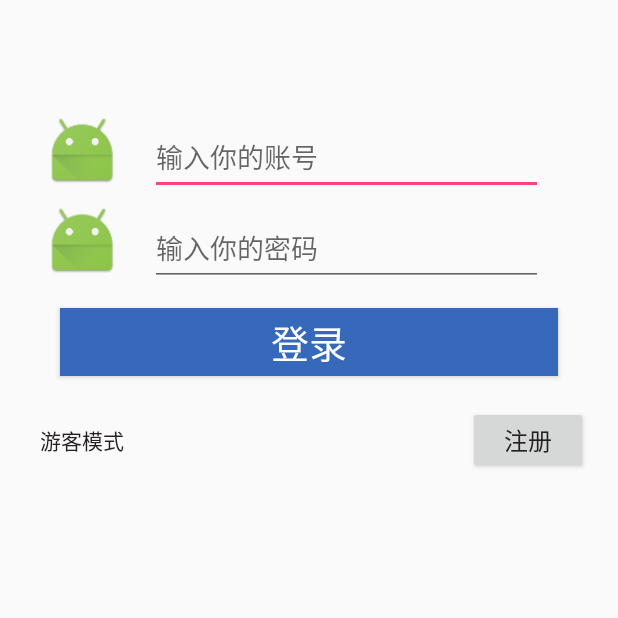
After one commit to jiahairan123/ColorfulChoice, an Android app: the LogInActivity screen opened directly, with no data from a screen before it, on a phone screen of 412 x 824 dp, the top half of it. The commit adds this screen. Run offline under Robolectric (Android 15) with nearby library versions, the light colour scheme and no system bars; our stand-ins replace CircleImageView; pictures from the network do not load.

Commit message:
注册登录界面 布局铺完了 等数据库写完了 再实现具体功能

```diff
--- a/app/src/main/AndroidManifest.xml
+++ b/app/src/main/AndroidManifest.xml
@@ -44,6 +44,8 @@
         <activity android:name=".designer.detail.DesignerDetailsActivity"/>
         <activity android:name=".goodthing.activity.GoodDailyActivity"/>
         <activity android:name=".goodthing.activity.NormalTwoActivity"/>
+        <activity android:name=".me.logandregister.LogInActivity"/>
+        <activity android:name=".me.logandregister.RegisterActivity"/>
 
     </application>
 
--- /dev/null
+++ b/app/src/main/java/com/example/dllo/colorfulchoice/me/logandregister/LogInActivity.java
@@ -0,0 +1,107 @@
+package com.example.dllo.colorfulchoice.me.logandregister;
+
+import android.content.Intent;
+import android.view.View;
+import android.widget.Button;
+import android.widget.EditText;
+import android.widget.Toast;
+import com.example.dllo.colorfulchoice.R;
+import com.example.dllo.colorfulchoice.activity.MainActivity;
+import com.example.dllo.colorfulchoice.base.BaseAty;
+
+/**
+ * Coder: JiaHaiRan
+ * created on 16/9/23 16:23
+ */
+
+public class LogInActivity extends BaseAty{
+
+    private Button logInBtn, guestBtn, registerBtn;
+    private EditText countEt, passwordEt;
+
+    @Override
+    protected int setLayout() {
+        return R.layout.activity_log_in;
+    }
+
+    @Override
+    protected void initView() {
+
+        logInBtn = bindView(R.id.log_in_login_btn);
+        guestBtn = bindView(R.id.log_in_guest_btn);
+        registerBtn = bindView(R.id.log_in_register_btn);
+        countEt = bindView(R.id.log_in_count_et);
+        passwordEt = bindView(R.id.log_in_password_et);
+        logInBtn.setOnClickListener(this);
+        guestBtn.setOnClickListener(this);
+        registerBtn.setOnClickListener(this);
+
+    }
+
+    @Override
+    protected void initData() {
+
+    }
+
+
+    @Override
+    public void onClick(View v) {
+
+        switch (v.getId()) {
+            case R.id.log_in_login_btn :
+
+                if (countEt.length() == 0) {
+                    Toast.makeText(this, "请您输入账号", Toast.LENGTH_SHORT).show();
+                } else if (passwordEt.length() == 0){
+                    Toast.makeText(this, "请您输入密码", Toast.LENGTH_SHORT).show();
+                } else {
+                    Toast.makeText(this, "welcome to ColorChoice", Toast.LENGTH_SHORT).show();
+
+                    Intent startIntent = new Intent(LogInActivity.this, MainActivity.class);
+                    startActivity(startIntent);
+                }
+
+
+                //点击登录
+                break;
+
+
+            case R.id.log_in_guest_btn :
+
+                //游客模式
+                Intent guestIntent = new Intent(LogInActivity.this, MainActivity.class);
+                startActivity(guestIntent);
+                break;
+
+
+            case R.id.log_in_register_btn :
+
+                //点击注册
+                Intent registerIntent = new Intent(LogInActivity.this, RegisterActivity.class);
+                startActivityForResult(registerIntent, 111);
+
+                break;
+        }
+
+    }
+
+
+    @Override
+    protected void onActivityResult(int requestCode, int resultCode, Intent data) {
+        super.onActivityResult(requestCode, resultCode, data);
+        switch (requestCode) {
+            case 111 :
+                if (requestCode == 17) {
+                    countEt.setText(data.getStringExtra("count"));
+                    passwordEt.setText(data.getStringExtra("password"));
+                }
+
+                break;
+
+            default:
+
+                break;
+        }
+
+    }
+}
--- /dev/null
+++ b/app/src/main/res/layout/activity_log_in.xml
@@ -0,0 +1,88 @@
+<?xml version="1.0" encoding="utf-8"?>
+<RelativeLayout xmlns:android="http://schemas.android.com/apk/res/android"
+    android:layout_width="match_parent"
+    android:layout_height="match_parent"
+    android:orientation="vertical">
+
+
+    <de.hdodenhof.circleimageview.CircleImageView
+        android:layout_marginLeft="30dp"
+        android:id="@+id/thisone"
+        android:layout_width="50dp"
+        android:layout_height="50dp"
+        android:layout_marginTop="75dp"
+        android:background="@mipmap/ic_launcher" />
+
+    <EditText
+        android:id="@+id/log_in_count_et"
+        android:layout_width="match_parent"
+        android:layout_height="50dp"
+        android:layout_marginLeft="20dp"
+        android:layout_marginRight="50dp"
+        android:layout_marginTop="80dp"
+        android:layout_toRightOf="@+id/thisone"
+        android:hint="输入你的账号"
+        android:maxLength="11"
+        android:textColor="#123121" />
+
+    <de.hdodenhof.circleimageview.CircleImageView
+        android:layout_marginLeft="30dp"
+        android:id="@+id/thistwo"
+        android:layout_width="50dp"
+        android:layout_height="50dp"
+        android:layout_below="@+id/thisone"
+        android:layout_marginTop="10dp"
+        android:background="@mipmap/ic_launcher" />
+
+
+    <EditText
+        android:id="@+id/log_in_password_et"
+        android:layout_width="match_parent"
+        android:layout_height="50dp"
+        android:layout_below="@+id/thisone"
+        android:layout_marginLeft="20dp"
+        android:layout_marginRight="50dp"
+        android:layout_marginTop="15dp"
+        android:layout_toRightOf="@+id/thistwo"
+        android:hint="输入你的密码"
+        android:password="true"
+        android:textColor="#123121" />
+
+
+    <Button
+        android:id="@+id/log_in_login_btn"
+        android:layout_width="match_parent"
+        android:layout_height="45dp"
+        android:layout_below="@+id/thistwo"
+        android:layout_marginLeft="40dp"
+        android:layout_marginRight="40dp"
+        android:layout_marginTop="20dp"
+        android:background="#3669ba"
+        android:text="登录"
+        android:textColor="#fff"
+        android:textSize="25dp" />
+
+
+    <Button
+        android:id="@+id/log_in_register_btn"
+        android:layout_width="80dp"
+        android:layout_height="45dp"
+        android:layout_alignParentRight="true"
+        android:layout_below="@+id/log_in_login_btn"
+        android:layout_marginRight="20dp"
+        android:layout_marginTop="20dp"
+        android:text="注册"
+        android:textColor="#252020"
+        android:textSize="16sp" />
+
+    <Button
+        android:id="@+id/log_in_guest_btn"
+        android:layout_width="110dp"
+        android:layout_height="45dp"
+        android:layout_below="@+id/log_in_login_btn"
+        android:layout_marginTop="20dp"
+        android:background="@null"
+        android:text="游客模式"
+        android:textColor="#252020" />
+
+</RelativeLayout>
```
Also changed, not shown: app/src/main/java/com/example/dllo/colorfulchoice/me/MeFragment.java (+21 -5 lines), app/src/main/java/com/example/dllo/colorfulchoice/me/logandregister/RegisterActivity.java (added, +75 -0 lines), app/src/main/res/layout/activity_register.xml (added, +55 -0 lines).
